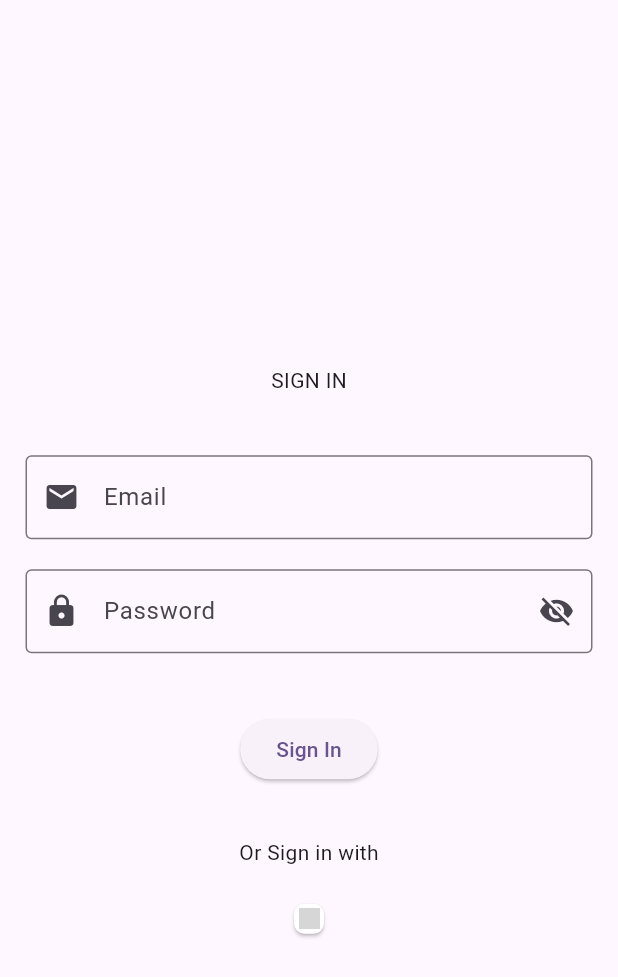
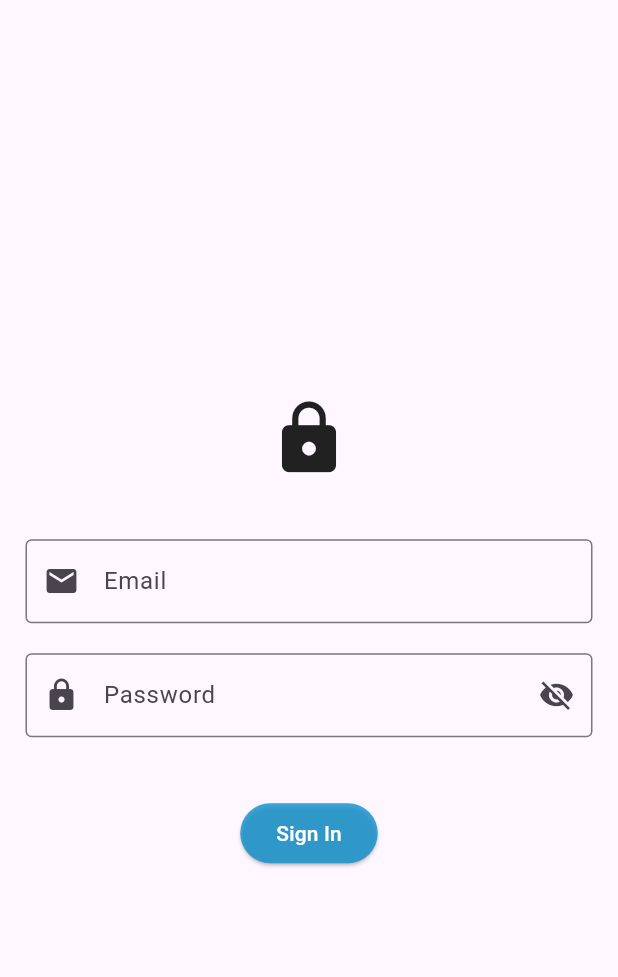
Before and after one commit to Tchouka-Vanelle/flutter_eCommerce_app, a Flutter app: the screen it shows after launch, on a phone screen of 412 x 824 dp. Shown: the top 977 px of the screen. Run offline on Flutter 3.47's test engine with Material 3 defaults, Android fonts, the phone set to English and light mode, and no system bars; grey boxes are pictures that could not be loaded.

```diff
--- a/lib/main.dart
+++ b/lib/main.dart
@@ -1,4 +1,5 @@
 import 'package:flutter/material.dart';
+import 'package:task_management/views/my_app_pages.dart';
 import 'views/login_view.dart';
 
 void main() {
@@ -20,11 +21,7 @@ class MyApp extends StatelessWidget {
       ),
       initialRoute: '/',
       routes: {
-        '/searchPage': (context) => Scaffold(
-          appBar: AppBar(title: const Text('Search Page'),
-            automaticallyImplyLeading: true,),
-          body: const Text('Temporary page'),
-        )
+        '/pages': (context) => const MyAppPages()
       },
       home: const LoginView(),
     );
--- a/lib/models/user.dart
+++ b/lib/models/user.dart
@@ -6,10 +6,10 @@ class User {
 
   User({required this.userName, required this.email});
 
-  factory User.fromJson(Map<String, dynamic> jsonVal) {
+  factory User.fromJson(Map<String, dynamic> jsonVal){
     return User(
       userName: jsonVal['username'],
-      email: jsonVal['email'],
+      email: jsonVal['email']
     );
   }
 
--- a/lib/views/login_view.dart
+++ b/lib/views/login_view.dart
@@ -1,7 +1,6 @@
 import 'package:flutter/material.dart';
 import 'package:task_management/models/user.dart';
 import '../controllers/authentification.dart';
-import 'package:google_sign_in/google_sign_in.dart';
 
 class LoginView extends StatefulWidget {
   const LoginView({super.key});
@@ -33,14 +32,16 @@ class _LoginViewState extends State<LoginView> {
 
     try {
       var user = await Authentification.login(email, password);
-
+      print('$user');
+      print('${user?.userName}');
+      print('${user?.email}');
       if(user != null) {
         //Check if the widget is still mounted before going to context
         if(!mounted) return;
 
         User.currentUser = user;
         // redirection to search page
-        Navigator.pushReplacementNamed(context, '/searchPage');
+        Navigator.pushReplacementNamed(context, '/pages');
       }else {
         setState(() {
           _errorMessage = 'email or password incorrect';
@@ -57,30 +58,6 @@ class _LoginViewState extends State<LoginView> {
     }
   }
 
-  //Method to manage the connexion with google
-  Future<void> _loginWithGoogle() async {
-    try {
-      GoogleSignIn _googleSignIn = GoogleSignIn();
-      final googleUser = await _googleSignIn.signIn();
-
-      if (googleUser != null){
-          User.currentUser = User(
-            email: googleUser.email,
-            userName: googleUser.displayName ?? 'Google User'
-          );
-
-          if(!mounted) return;
-          Navigator.pushReplacementNamed(context, '/searchPage');
-      }
-
-    } catch(e) {
-      setState(() {
-        _errorMessage= 'Connection error with google! please try again!';
-      });
-    }
-  }
-
-
   @override
   Widget build(BuildContext context) {
 
@@ -95,12 +72,14 @@ class _LoginViewState extends State<LoginView> {
             child: Column(
               mainAxisAlignment: MainAxisAlignment.center,
               children: [
-                const Text('SIGN IN'),
+                const Icon(Icons.lock, size: 54),
                 const SizedBox(height: 40),
                 TextField(
                   controller: _emailController,
+                   keyboardType: TextInputType.text,
                   decoration: const InputDecoration(
                     labelText: 'Email',
+
                     border: OutlineInputBorder(),
                     prefixIcon: Icon(Icons.email),
                   ),
@@ -131,29 +110,13 @@ class _LoginViewState extends State<LoginView> {
                 ElevatedButton(
                   onPressed: _login,
                   child: const Text('Sign In'),
+                  style: ButtonStyle(
+                    backgroundColor: MaterialStateProperty.all(const Color.fromARGB(201, 12, 144, 205)),
+                    foregroundColor: MaterialStateProperty.all(Colors.white),
+                  )
                 ),
 
                 const SizedBox(height: 35),
-
-                const Text('Or Sign in with'),
-                const SizedBox(height: 10),
-                ElevatedButton(
-                  onPressed: _loginWithGoogle,
-                  style: ElevatedButton.styleFrom(
-                    backgroundColor: Colors.white,
-                    shape: RoundedRectangleBorder(
-                      borderRadius: BorderRadius.circular(7)
-                    ),
-                    padding: const EdgeInsets.all(1),
-                    minimumSize: const Size(20, 20),
-                  ),
-                   child: Image.asset(
-                    'assets/images/connexion/googleSignIn.jpeg',
-                    height: 14,
-                    width: 14
-
-                  ),
-                ),
 
                 if(_errorMessage.isNotEmpty)
                   Text(
--- a/pubspec.yaml
+++ b/pubspec.yaml
@@ -30,9 +30,6 @@ environment:
 dependencies:
   flutter:
     sdk: flutter
-    assets:
-      - assets/images/connexion/googleSignIn.jpeg
-  google_sign_in: ^5.2.1
 
 
   # The following adds the Cupertino Icons font to your application.
@@ -56,6 +53,8 @@ flutter:
   # included with your application, so that you can use the icons in
   # the material Icons class.
   uses-material-design: true
+  assets:
+    - assets/images/connexion/googleSignIn.png
 
   # To add assets to your application, add an assets section, like this:
   # assets:
```
Also changed, not shown: lib/views/cart_view.dart (+11 -0 lines), lib/views/favorite_view.dart (added, +11 -0 lines), lib/views/home_view.dart (+11 -0 lines), lib/views/my_app_pages.dart (added, +50 -0 lines), lib/views/nav_bar_app.dart (added, +47 -0 lines), lib/views/search_product_view.dart (added, +11 -0 lines), assets/images/connexion/googleSignIn.jpeg (deleted), assets/images/connexion/googleSignIn.png (added), pubspec.lock, 2 other files.
